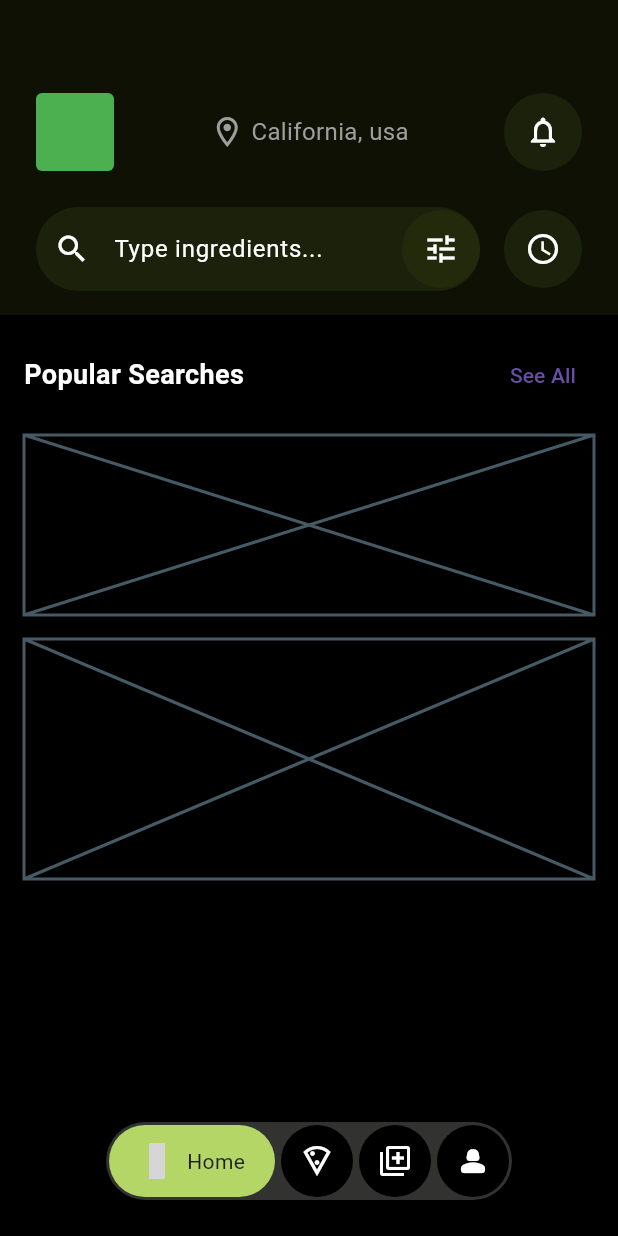
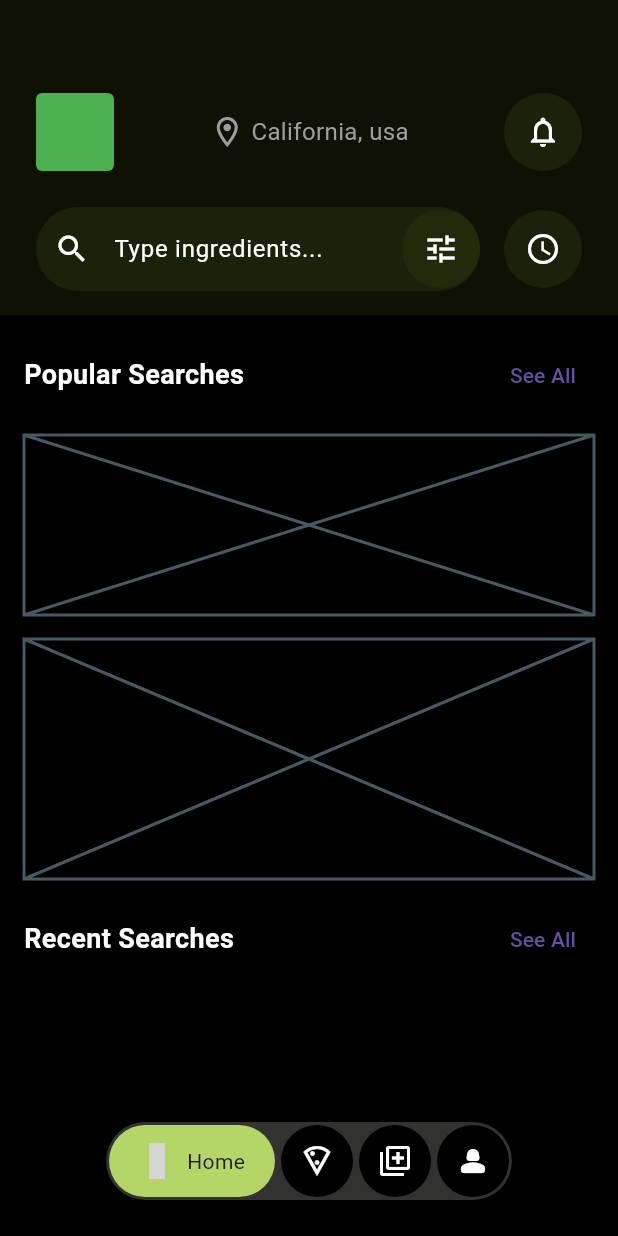
Before and after one commit to JAICHANGPARK/flutter_notebook_chapter_43, a Flutter app: the FoodOrderMainPage screen opened directly, on a phone screen of 412 x 824 dp. Run offline on Flutter 3.47's test engine with Material 3 defaults, Android fonts, the phone set to English and light mode, and no system bars; our stand-ins replace gap, hugeicons, percent_indicator; grey boxes are pictures that could not be loaded.

Commit message:
Update food_order_home_page.dart

```diff
--- a/lib/ep2393_food_order_app/ui/home/food_order_home_page.dart
+++ b/lib/ep2393_food_order_app/ui/home/food_order_home_page.dart
@@ -44,6 +44,25 @@ class _FoodOrderHomePageState extends State<FoodOrderHomePage> {
               height: 160,
               child: Placeholder(),
             ),
+            Row(
+              mainAxisAlignment: MainAxisAlignment.spaceBetween,
+              children: [
+                Text(
+                  "Recent Searches",
+                  style: TextStyle(
+                    fontWeight: FontWeight.bold,
+                    color: Colors.white,
+                    fontSize: 18,
+                  ),
+                ),
+                TextButton(
+                  onPressed: () {},
+                  child: Text(
+                    "See All",
+                  ),
+                ),
+              ],
+            ),
 
           ],
         ),
```
